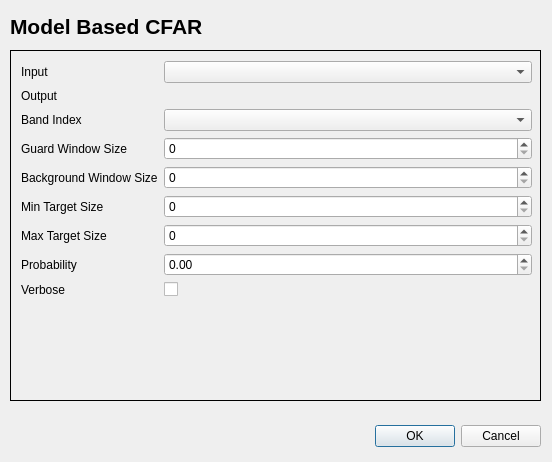
Old version of the form model_based_cfar/model_based_cfar_dialog_base.ui in the repository AUGSignals/qgis-plugins.
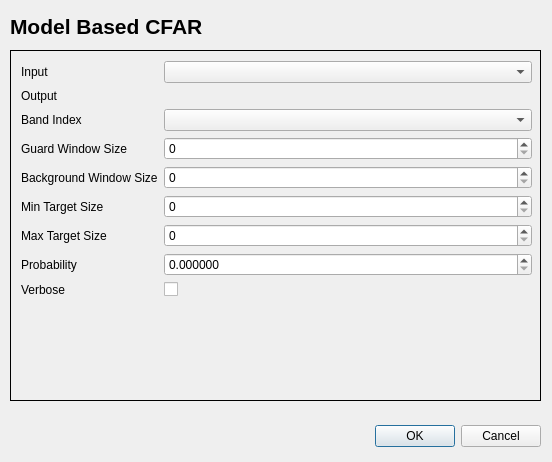
New version of the form. Custom widgets are drawn as their Qt base class.

Commit message: Decimal limit fixes

Patch:
```diff
--- a/model_based_cfar/model_based_cfar_dialog_base.ui
+++ b/model_based_cfar/model_based_cfar_dialog_base.ui
@@ -160,6 +160,9 @@
       </item>
       <item row="7" column="1">
        <widget class="QgsDoubleSpinBox" name="probabilityQgsDoubleSpinBox">
+        <property name="decimals">
+         <number>6</number>
+        </property>
         <property name="maximum">
          <double>1.000000000000000</double>
         </property>
```
The commit also changes 3 other files.
